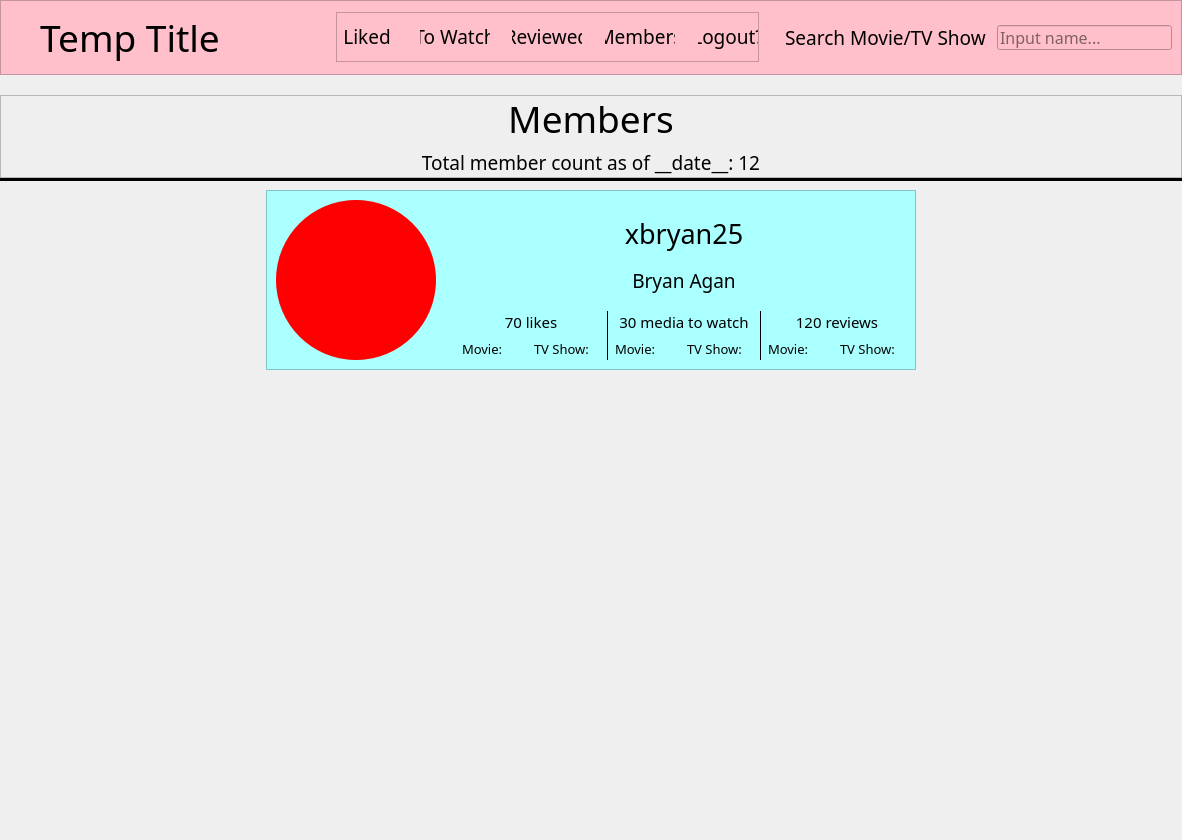
xbryan25/movie-tvshow-review-app, file ui/application-window.ui: the form before one commit.
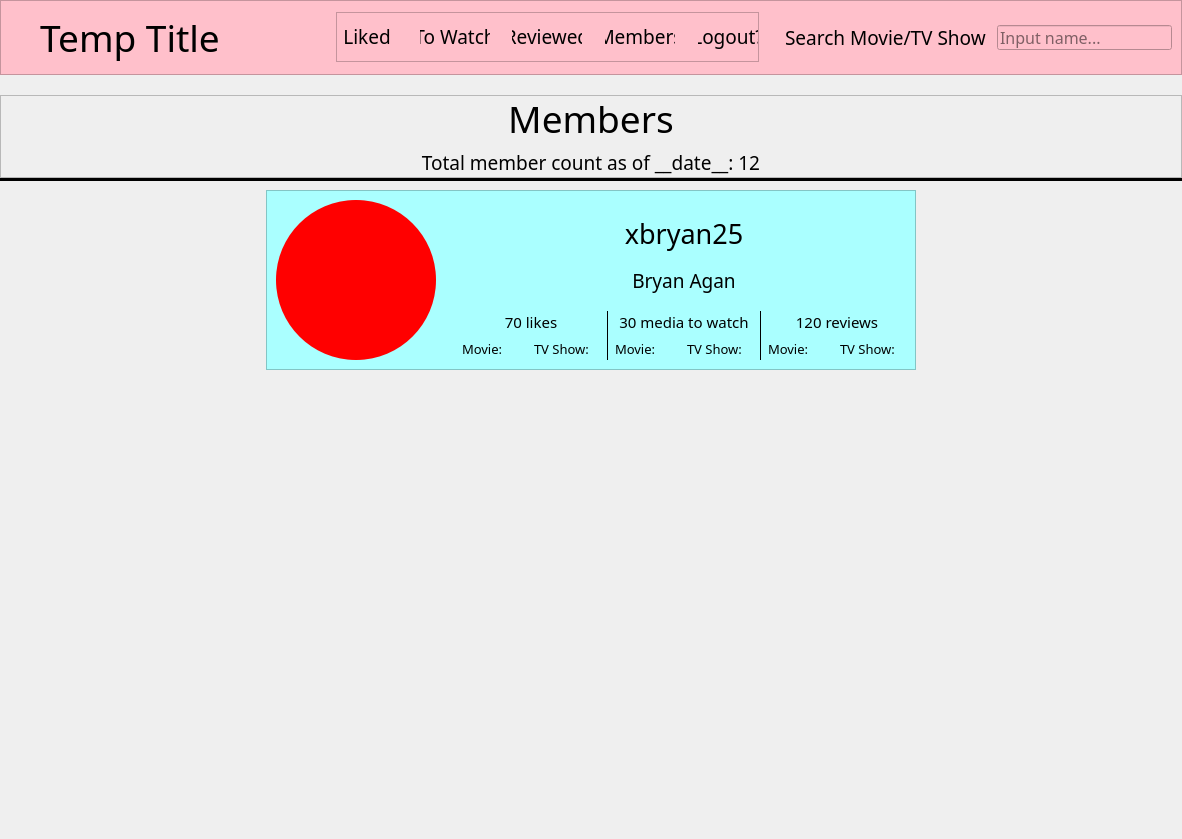
The form after the commit.

Commit message: Show the loading screen prior to user login

What changed in the file:
```diff
--- a/ui/application-window.ui
+++ b/ui/application-window.ui
@@ -7,7 +7,7 @@
     <x>0</x>
     <y>0</y>
     <width>1182</width>
-    <height>840</height>
+    <height>839</height>
    </rect>
   </property>
   <property name="minimumSize">
@@ -2276,7 +2276,7 @@
                  <x>0</x>
                  <y>0</y>
                  <width>1182</width>
-                 <height>657</height>
+                 <height>656</height>
                 </rect>
                </property>
                <layout class="QGridLayout" name="members_scroll_area_contents_grid_layout">
```
The commit also changes 4 other files.
